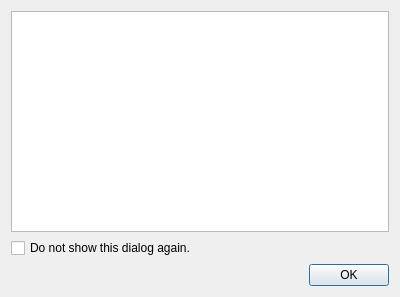
Before: the Qt Designer form src/gui/formhelp.ui in BuildmLearn/BuildmLearn-Toolkit, drawn with Qt 5.
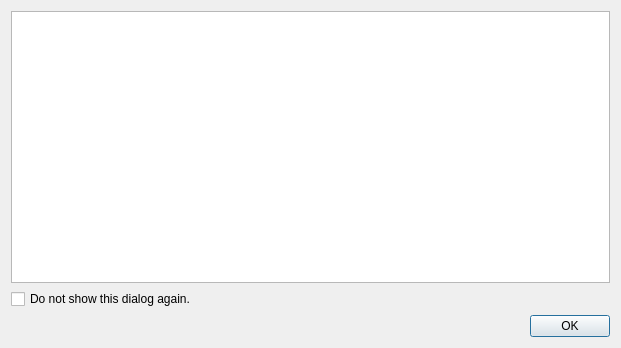
After: the same form once the commit is applied.

Commit message: Tweaked help contents.

Diff of the .ui file:
```diff
--- a/src/gui/formhelp.ui
+++ b/src/gui/formhelp.ui
@@ -6,8 +6,8 @@
    <rect>
     <x>0</x>
     <y>0</y>
-    <width>400</width>
-    <height>297</height>
+    <width>621</width>
+    <height>348</height>
    </rect>
   </property>
   <property name="windowTitle">
```
The commit also changes 1 other file.
